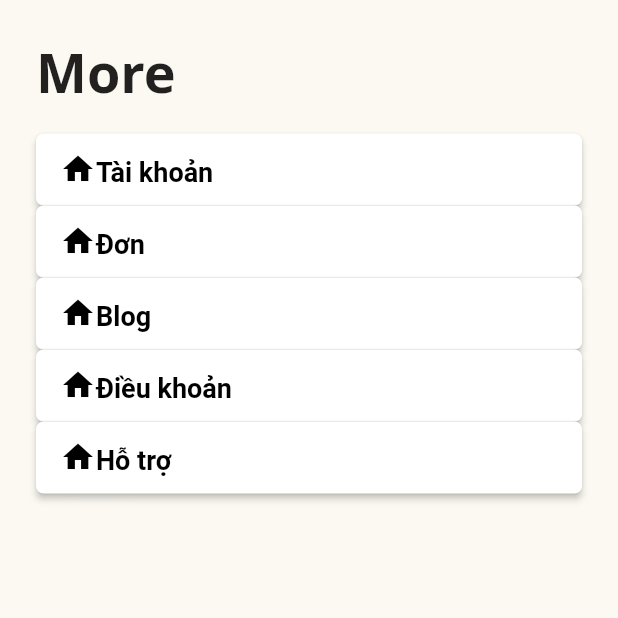
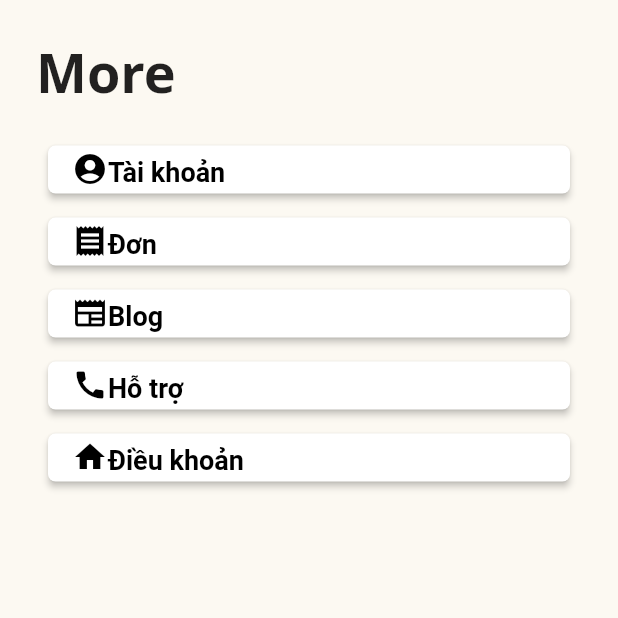
Before and after one commit to bigpuppycat/app_dat_do, a Flutter app: the More screen opened by its route, on a phone screen of 412 x 824 dp, the top half of it. Run offline on Flutter 3.47's test engine with Material 2 defaults, Android fonts, the light colour scheme and no system bars; our stand-ins replace flutter_svg; Roboto replaces fonts that are missing (Open Sans).

Commit message:
Add more onPress
Viết MoreBulder onPress:' ',

```diff
--- a/lib/more/component/body.dart
+++ b/lib/more/component/body.dart
@@ -25,11 +25,30 @@ class Body extends StatelessWidget {
                 const SizedBox(
                   height: 16,
                 ),
-                MoreBulder(title: 'Tài khoản', icon: Icons.home),
-                MoreBulder(title: 'Đơn', icon: Icons.home),
-                MoreBulder(title: 'Blog', icon: Icons.home),
-                MoreBulder(title: 'Điều khoản', icon: Icons.home),
-                MoreBulder(title: 'Hỗ trợ', icon: Icons.home),
+                MoreBulder(
+                    title: 'Tài khoản',
+                    icon: Icons.account_circle,
+                    onPress: ''),
+                MoreBulder(
+                  title: 'Đơn',
+                  icon: Icons.receipt,
+                  onPress: '',
+                ),
+                MoreBulder(
+                  title: 'Blog',
+                  icon: Icons.newspaper,
+                  onPress: '',
+                ),
+                MoreBulder(
+                  title: 'Hỗ trợ',
+                  icon: Icons.call,
+                  onPress: '',
+                ),
+                MoreBulder(
+                  title: 'Điều khoản',
+                  icon: Icons.home,
+                  onPress: '',
+                ),
               ],
             ),
           ),
@@ -40,14 +59,16 @@ class Body extends StatelessWidget {
 }
 
 class MoreBulder extends StatelessWidget {
-  MoreBulder({required this.title, required this.icon});
+  MoreBulder({required this.title, required this.icon, required this.onPress});
 
   final IconData icon;
   final String title;
+  final String onPress;
 
   @override
   Widget build(BuildContext context) {
-    return SizedBox(
+    return Container(
+      padding: const EdgeInsets.all(8),
       width: double.infinity,
       height: 48,
       child: ElevatedButton(
@@ -61,7 +82,7 @@ class MoreBulder extends StatelessWidget {
           ),
         ),
         onPressed: () {
-          ;
+          onPress;
         },
         child: RichText(
           // //1 dòng có icon và text
```
